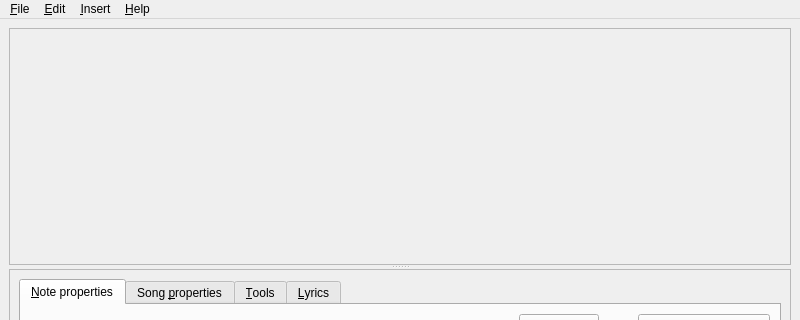
This is editor.ui in performous/composer as Qt 5 draws it before an edit; both pictures show x 0 to 800 and y 0 to 320 of the 800 by 600 pixel window. The edited form follows.
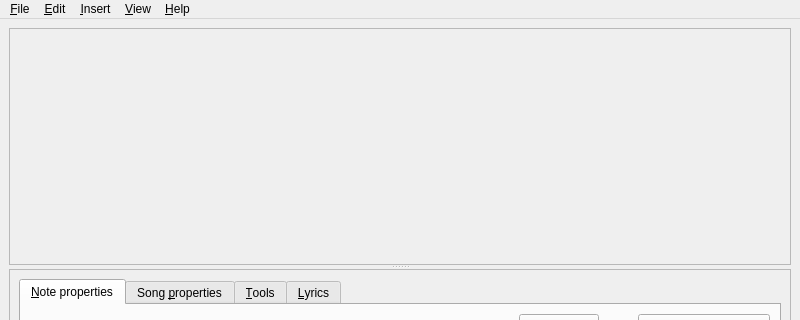
This is the edited form.

Commit message: Added View-menu to make zoom hotkeys more global.

What changed in the file:
```diff
--- a/editor.ui
+++ b/editor.ui
@@ -562,9 +562,18 @@
     <addaction name="actionLyricsFromFile"/>
     <addaction name="actionLyricsFromClipboard"/>
    </widget>
+   <widget class="QMenu" name="menu_View">
+    <property name="title">
+     <string>&amp;View</string>
+    </property>
+    <addaction name="actionZoomIn"/>
+    <addaction name="actionZoomOut"/>
+    <addaction name="actionResetZoom"/>
+   </widget>
    <addaction name="menuFile"/>
    <addaction name="menuEdit"/>
    <addaction name="menuInsert"/>
+   <addaction name="menu_View"/>
    <addaction name="menuHelp"/>
   </widget>
   <widget class="QStatusBar" name="statusbar"/>
```
Left out of the diff: 24 changed lines with no effect on the pictures. The commit also changes 8 other files.
